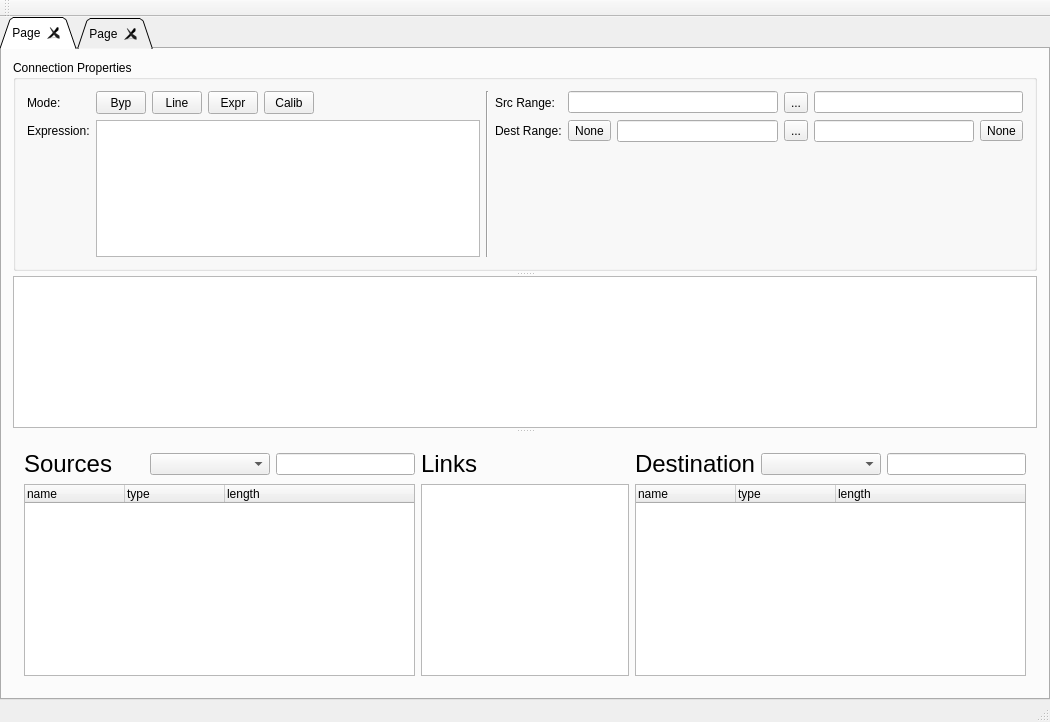
First picture: the form in mainwindow.ui, repository malloch/mapperGUI-qt, before the edit.
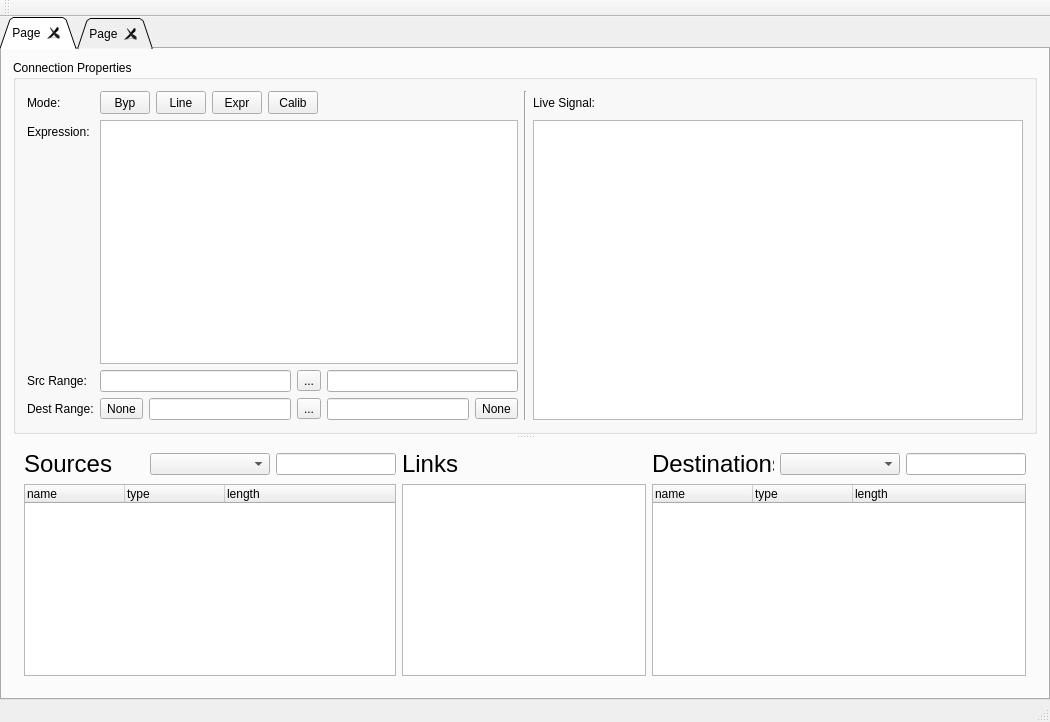
Second picture: the form after the edit. Icons and pictures are not drawn.

Commit message: Select and link/unlink devices in graph view.

Diff of the .ui file:
```diff
--- a/mainwindow.ui
+++ b/mainwindow.ui
@@ -81,7 +81,7 @@
           <property name="handleWidth">
            <number>5</number>
           </property>
-          <widget class="QGroupBox" name="editBar">
+          <widget class="QGroupBox" name="propertyEditor">
            <property name="sizePolicy">
             <sizepolicy hsizetype="Expanding" vsizetype="Expanding">
              <horstretch>0</horstretch>
@@ -91,14 +91,9 @@
            <property name="title">
             <string>Connection Properties</string>
            </property>
-           <layout class="QGridLayout" name="gridLayout_6" rowstretch="0,0,1" columnstretch="0,0,0,0,0,1,0,0,0,1,0,1,0">
-            <item row="1" column="12">
-             <widget class="QToolButton" name="destBoundaryMaxMone">
-              <property name="text">
-               <string>None</string>
-              </property>
-             </widget>
-            </item>
+           <layout class="QHBoxLayout" name="horizontalLayout_2">
+            <item>
+             <layout class="QGridLayout" name="properties" rowstretch="0,0,0,1,0,0" columnstretch="0,0,0,0,0,1">
             <item row="0" column="4">
              <widget class="QToolButton" name="modeButtonCalibrate">
               <property name="sizePolicy">
@@ -118,28 +113,35 @@
               </property>
              </widget>
             </item>
-            <item row="0" column="10">
-             <widget class="QToolButton" name="srcRangeSwap">
-              <property name="text">
-               <string>...</string>
-              </property>
-              <property name="icon">
-               <iconset>
-                <normaloff>../../webmapper/images/range_switch.png</normaloff>../../webmapper/images/range_switch.png</iconset>
-              </property>
-             </widget>
-            </item>
-            <item row="0" column="7">
-             <widget class="QLabel" name="srcRangeLabel">
+              <item row="0" column="3">
+               <widget class="QToolButton" name="modeButtonExpression">
+                <property name="sizePolicy">
+                 <sizepolicy hsizetype="Fixed" vsizetype="Fixed">
+                  <horstretch>20</horstretch>
+                  <verstretch>0</verstretch>
+                 </sizepolicy>
+                </property>
+                <property name="minimumSize">
+                 <size>
+                  <width>50</width>
+                  <height>23</height>
+                 </size>
+                </property>
               <property name="text">
-               <string>Src Range:</string>
+                 <string>Expr</string>
               </property>
              </widget>
             </item>
-            <item row="0" column="6" rowspan="3">
-             <widget class="Line" name="line">
-              <property name="orientation">
-               <enum>Qt::Vertical</enum>
+              <item row="1" column="0">
+               <widget class="QLabel" name="expressionLabel">
+                <property name="maximumSize">
+                 <size>
+                  <width>16777215</width>
+                  <height>23</height>
+                 </size>
+                </property>
+                <property name="text">
+                 <string>Expression:</string>
               </property>
              </widget>
             </item>
@@ -165,41 +167,8 @@
               </property>
              </widget>
             </item>
-            <item row="0" column="0">
-             <widget class="QLabel" name="modeLabel">
-              <property name="text">
-               <string>Mode:</string>
-              </property>
-             </widget>
-            </item>
-            <item row="2" column="7" colspan="6">
-             <spacer name="verticalSpacer">
-              <property name="orientation">
-               <enum>Qt::Vertical</enum>
-              </property>
-              <property name="sizeHint" stdset="0">
-               <size>
-                <width>20</width>
-                <height>40</height>
-               </size>
-              </property>
-             </spacer>
-            </item>
-            <item row="2" column="0">
-             <spacer name="verticalSpacer_1">
-              <property name="orientation">
-               <enum>Qt::Vertical</enum>
-              </property>
-              <property name="sizeHint" stdset="0">
-               <size>
-                <width>20</width>
-                <height>40</height>
-               </size>
-              </property>
-             </spacer>
-            </item>
-            <item row="0" column="3">
-             <widget class="QToolButton" name="modeButtonExpression">
+              <item row="0" column="1">
+               <widget class="QToolButton" name="modeButtonBypass">
               <property name="sizePolicy">
                <sizepolicy hsizetype="Fixed" vsizetype="Fixed">
                 <horstretch>20</horstretch>
@@ -213,13 +182,10 @@
                </size>
               </property>
               <property name="text">
-               <string>Expr</string>
+                 <string>Byp</string>
               </property>
              </widget>
             </item>
-            <item row="1" column="11">
-             <widget class="QLineEdit" name="destRangeMax"/>
-            </item>
             <item row="0" column="2">
              <widget class="QToolButton" name="modeButtonLinear">
               <property name="sizePolicy">
@@ -252,15 +218,75 @@
               </property>
              </spacer>
             </item>
-            <item row="1" column="7">
+              <item row="3" column="0">
+               <widget class="QLabel" name="srcRangeLabel">
+                <property name="text">
+                 <string>Src Range:</string>
+                </property>
+               </widget>
+              </item>
+              <item row="0" column="0">
+               <widget class="QLabel" name="modeLabel">
+                <property name="text">
+                 <string>Mode:</string>
+                </property>
+               </widget>
+              </item>
+              <item row="2" column="0">
+               <spacer name="verticalSpacer">
+                <property name="orientation">
+                 <enum>Qt::Vertical</enum>
+                </property>
+                <property name="sizeHint" stdset="0">
+                 <size>
+                  <width>20</width>
+                  <height>40</height>
+                 </size>
+                </property>
+               </spacer>
+              </item>
+              <item row="3" column="1" colspan="5">
+               <layout class="QHBoxLayout" name="srcRange" stretch="1,0,1">
+                <item>
+                 <widget class="QLineEdit" name="srcRangeMin"/>
+                </item>
+                <item>
+                 <widget class="QToolButton" name="srcRangeSwap">
+                  <property name="text">
+                   <string>...</string>
+                  </property>
+                  <property name="icon">
+                   <iconset>
+                    <normaloff>../../webmapper/images/range_switch.png</normaloff>../../webmapper/images/range_switch.png</iconset>
+                  </property>
+                 </widget>
+                </item>
+                <item>
+                 <widget class="QLineEdit" name="srcRangeMax"/>
+                </item>
+               </layout>
+              </item>
+              <item row="4" column="0" rowspan="2">
              <widget class="QLabel" name="destRangeLabel">
               <property name="text">
                <string>Dest Range:</string>
               </property>
              </widget>
             </item>
-            <item row="1" column="10">
-             <widget class="QToolButton" name="destRangeSwap">
+              <item row="4" column="1" rowspan="2" colspan="5">
+               <layout class="QHBoxLayout" name="dstRange" stretch="0,1,0,1,0">
+                <item>
+                 <widget class="QToolButton" name="dstBoundaryMin">
+                  <property name="text">
+                   <string>None</string>
+                  </property>
+                 </widget>
+                </item>
+                <item>
+                 <widget class="QLineEdit" name="dstRangeMin"/>
+                </item>
+                <item>
+                 <widget class="QToolButton" name="dstRangeSwap">
               <property name="text">
                <string>...</string>
               </property>
@@ -270,64 +296,55 @@
               </property>
              </widget>
             </item>
-            <item row="0" column="11" colspan="2">
-             <widget class="QLineEdit" name="srcRangeMax"/>
-            </item>
-            <item row="1" column="8">
-             <widget class="QToolButton" name="destBoundaryMinNone">
+                <item>
+                 <widget class="QLineEdit" name="dstRangeMax"/>
+                </item>
+                <item>
+                 <widget class="QToolButton" name="dstBoundaryMax">
               <property name="text">
                <string>None</string>
               </property>
              </widget>
             </item>
-            <item row="0" column="1">
-             <widget class="QToolButton" name="modeButtonBypass">
-              <property name="sizePolicy">
-               <sizepolicy hsizetype="Fixed" vsizetype="Fixed">
-                <horstretch>20</horstretch>
-                <verstretch>0</verstretch>
-               </sizepolicy>
+               </layout>
+              </item>
+             </layout>
+            </item>
+            <item>
+             <widget class="Line" name="line">
+              <property name="orientation">
+               <enum>Qt::Vertical</enum>
               </property>
+             </widget>
+            </item>
+            <item>
+             <layout class="QGridLayout" name="gridLayout_4" columnminimumwidth="0">
+              <property name="leftMargin">
+               <number>0</number>
+              </property>
+              <item row="1" column="0">
+               <widget class="QGraphicsView" name="signalPlotter"/>
+              </item>
+              <item row="0" column="0">
+               <widget class="QLabel" name="signalPlotterLabel">
               <property name="minimumSize">
                <size>
-                <width>50</width>
+                  <width>0</width>
                 <height>23</height>
                </size>
               </property>
               <property name="text">
-               <string>Byp</string>
+                 <string>Live Signal:</string>
               </property>
              </widget>
             </item>
-            <item row="1" column="9">
-             <widget class="QLineEdit" name="destRangeMin"/>
+             </layout>
             </item>
-            <item row="1" column="0">
-             <widget class="QLabel" name="expressionLabel">
-              <property name="text">
-               <string>Expression:</string>
-              </property>
-             </widget>
-            </item>
-            <item row="0" column="8" colspan="2">
-             <widget class="QLineEdit" name="srcRangeMin"/>
-            </item>
            </layout>
           </widget>
-          <widget class="QGraphicsView" name="signalViewer">
-           <property name="sizePolicy">
-            <sizepolicy hsizetype="Expanding" vsizetype="Expanding">
-             <horstretch>0</horstretch>
-             <verstretch>5</verstretch>
-            </sizepolicy>
-           </property>
-           <property name="frameShape">
-            <enum>QFrame::StyledPanel</enum>
-           </property>
-          </widget>
           <widget class="QWidget" name="layoutWidget">
-           <layout class="QGridLayout" name="listViewer" rowstretch="0,0,0" columnstretch="1,1,2,3,1,1,2">
-            <item row="1" column="4">
+           <layout class="QGridLayout" name="listViewer" rowstretch="0,1" columnstretch="1,0,0,0,0,0,0">
+            <item row="0" column="4">
              <widget class="QLabel" name="dstLabel">
               <property name="minimumSize">
                <size>
@@ -345,7 +362,7 @@
               </property>
              </widget>
             </item>
-            <item row="1" column="6">
+            <item row="0" column="6">
              <widget class="QLineEdit" name="dstSearch">
               <property name="minimumSize">
                <size>
@@ -358,7 +375,7 @@
               </property>
              </widget>
             </item>
-            <item row="2" column="4" colspan="3">
+            <item row="1" column="4" colspan="3">
              <widget class="QTreeWidget" name="dstTree">
               <property name="sizePolicy">
                <sizepolicy hsizetype="Expanding" vsizetype="Expanding">
@@ -383,7 +400,7 @@
               </column>
              </widget>
             </item>
-            <item row="2" column="0" colspan="3">
+            <item row="1" column="0" colspan="3">
              <widget class="QTreeWidget" name="srcTree">
               <property name="sizePolicy">
                <sizepolicy hsizetype="Expanding" vsizetype="Expanding">
@@ -408,7 +425,7 @@
               </column>
              </widget>
             </item>
-            <item row="1" column="3">
+            <item row="0" column="3">
              <widget class="QLabel" name="linkLabel">
               <property name="font">
                <font>
@@ -420,7 +437,7 @@
               </property>
              </widget>
             </item>
-            <item row="1" column="0">
+            <item row="0" column="0">
              <widget class="QLabel" name="srcLabel">
               <property name="minimumSize">
                <size>
@@ -438,7 +455,7 @@
               </property>
              </widget>
             </item>
-            <item row="1" column="2">
+            <item row="0" column="2">
              <widget class="QLineEdit" name="srcSearch">
               <property name="minimumSize">
                <size>
@@ -457,11 +474,11 @@
               </property>
              </widget>
             </item>
-            <item row="2" column="3">
+            <item row="1" column="3">
              <widget class="QGraphicsView" name="links"/>
             </item>
-            <item row="1" column="1">
-             <widget class="QComboBox" name="comboBox">
+            <item row="0" column="1">
+             <widget class="QComboBox" name="srcPrefixSearch">
               <property name="minimumSize">
                <size>
                 <width>120</width>
@@ -470,11 +487,8 @@
               </property>
              </widget>
             </item>
-            <item row="0" column="2">
-             <widget class="QWidget" name="widget" native="true"/>
-            </item>
-            <item row="1" column="5">
-             <widget class="QComboBox" name="comboBox_2">
+            <item row="0" column="5">
+             <widget class="QComboBox" name="dstPrefixSearch">
               <property name="minimumSize">
                <size>
                 <width>120</width>
```
Lines whose indentation alone changed are shown as unchanged. The commit also changes 8 other files.
